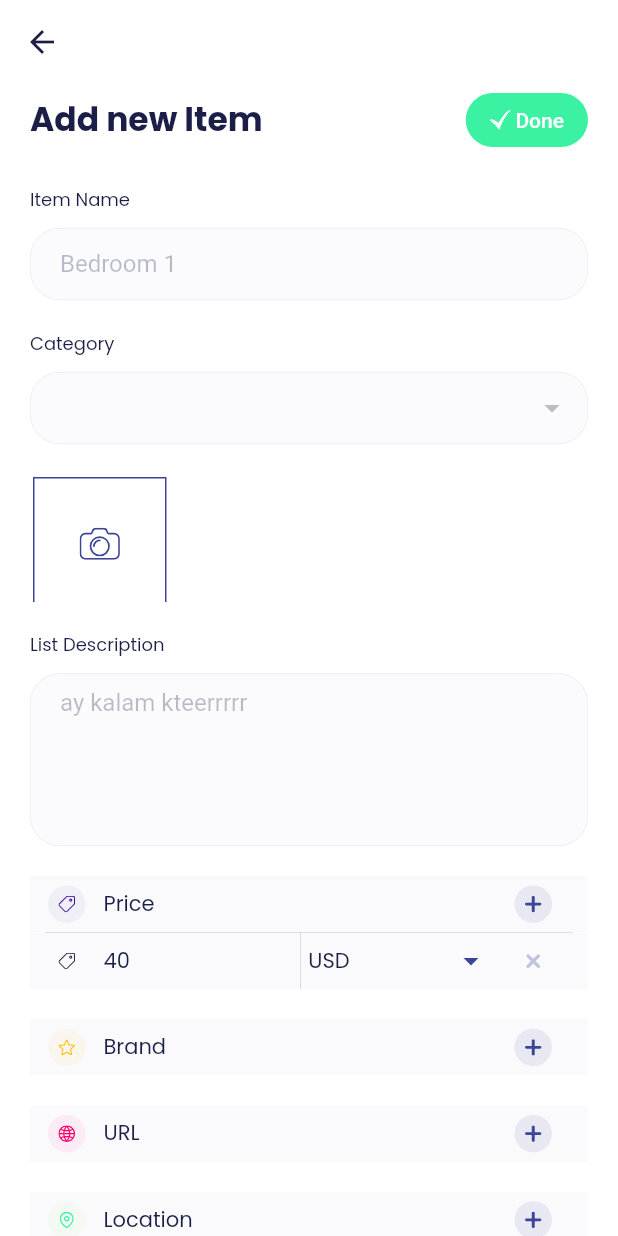
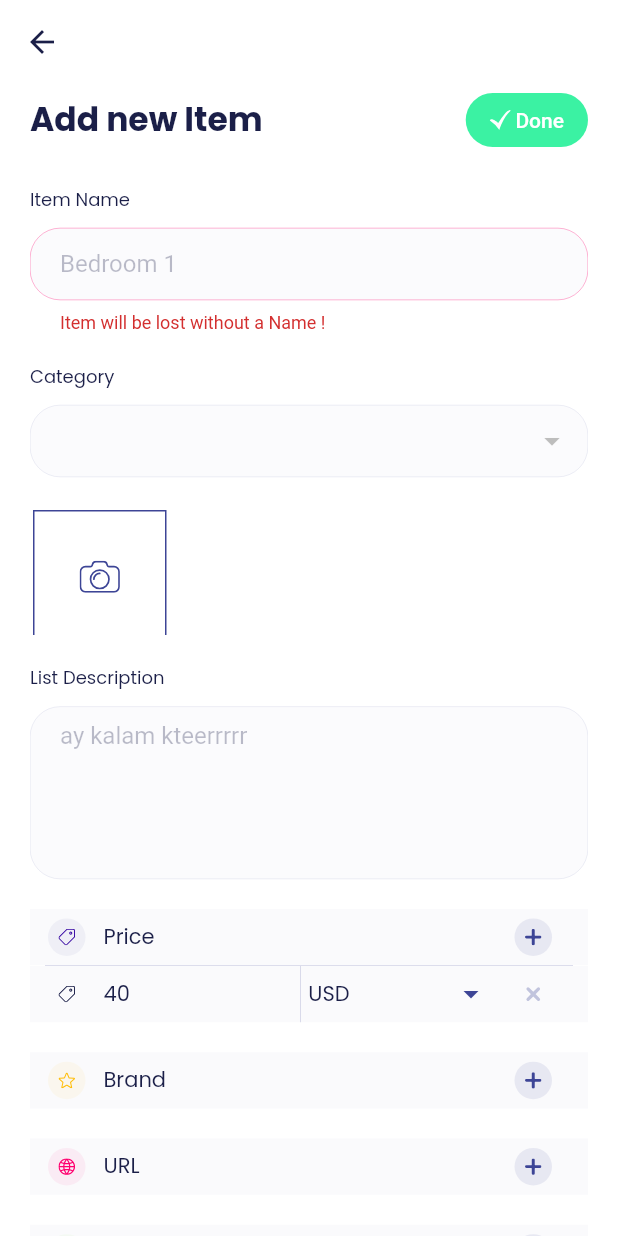
Before and after one commit to Mina-Nabil/shopanizer, a Flutter app: the AddNewItemScreen screen opened directly, after a tap on "Done", on a phone screen of 412 x 824 dp. Run offline on Flutter 3.47's test engine with Material 2 defaults, Android fonts, the phone set to English and light mode, and no system bars; our stand-ins replace cloud_firestore, firebase_core, flutter_spinkit, flutter_svg, image_picker; accounts and stored records are empty.

Commit message:
working add item validation

```diff
--- a/lib/main.dart
+++ b/lib/main.dart
@@ -10,6 +10,12 @@ void main() {
 }
 
 class MyApp extends StatefulWidget {
+  //Theme constant values
+
+  final double inputBorderFocuedWidth = 0.5;
+  final double inputBorderEnabledWidth = 0.2;
+
+
   @override
   _MyAppState createState() => _MyAppState();
 }
@@ -40,11 +46,19 @@ class _MyAppState extends State<MyApp> {
                 hintStyle: TextStyle(color: ShopColors.hintColor),
                 enabledBorder: OutlineInputBorder(
                   borderRadius: BorderRadius.circular(20),
-                  borderSide: BorderSide(width: 0.2, color: ShopColors.textFieldBorder, style: BorderStyle.solid),
+                  borderSide: BorderSide(width: widget.inputBorderEnabledWidth, color: ShopColors.textFieldBorder, style: BorderStyle.solid),
+                ),
+                errorBorder: OutlineInputBorder(
+                  borderRadius: BorderRadius.circular(20),
+                  borderSide: BorderSide(width: widget.inputBorderEnabledWidth, color: ShopColors.red, style: BorderStyle.solid),
+                ),
+                focusedErrorBorder: OutlineInputBorder(
+                  borderRadius: BorderRadius.circular(20),
+                  borderSide: BorderSide(width: widget.inputBorderFocuedWidth, color: ShopColors.red, style: BorderStyle.solid),
                 ),
                 focusedBorder: OutlineInputBorder(
                   borderRadius: BorderRadius.circular(20),
-                  borderSide: BorderSide(width: 0.5, color: ShopColors.textFieldBorder, style: BorderStyle.solid),
+                  borderSide: BorderSide(width: widget.inputBorderFocuedWidth, color: ShopColors.textFieldBorder, style: BorderStyle.solid),
                 ))),
         home: FutureBuilder(
             future: _initialization,
--- a/lib/screens/auth/login_screen.dart
+++ b/lib/screens/auth/login_screen.dart
@@ -1,6 +1,5 @@
 import 'package:flutter/material.dart';
 import 'package:shopanizer/shared/themes/shopanizer_theme.dart';
-import 'package:shopanizer/shared/widgets/textbox_with_label.dart';
 
 class LoginScreen extends StatefulWidget {
   @override
--- a/lib/screens/home/home_tab.dart
+++ b/lib/screens/home/home_tab.dart
@@ -5,7 +5,6 @@ import 'package:shopanizer/models/group.dart';
 import 'package:shopanizer/screens/home/group_list.dart';
 import 'package:shopanizer/screens/home/new_group_screen.dart';
 import 'package:shopanizer/screens/home/new_list_screen.dart';
-import 'package:shopanizer/services/DatabaseService.dart';
 import 'package:shopanizer/services/GroupsDBService.dart';
 import 'package:shopanizer/shared/paths.dart';
 import 'package:shopanizer/shared/themes/shopanizer_theme.dart';
--- a/lib/screens/home/main_screen.dart
+++ b/lib/screens/home/main_screen.dart
@@ -14,13 +14,10 @@ class MainScreen extends StatefulWidget {
 }
 
 class _MainScreenState extends State<MainScreen> with SingleTickerProviderStateMixin {
-
   //screen dimensions
   static const double navBarTopMargin = 2.0;
   static const double navBarIconSize = 20.0;
   static const double navBarHighlightCircleRadius = 5.0;
-
-
 
   int _selectedIndex = 0;
   late String _currentPage = HomeTab.screenName;
@@ -40,7 +37,9 @@ class _MainScreenState extends State<MainScreen> with SingleTickerProviderStateM
 
   @override
   Widget build(BuildContext context) {
-    return WillPopScope(
+    return GestureDetector(
+        onTap: () => FocusManager.instance.primaryFocus?.unfocus(),
+        child: WillPopScope(
             onWillPop: () async {
               final isFirstRouteInCurrentTab = !await _navigatorKeys[_currentPage]!.currentState!.maybePop();
               if (isFirstRouteInCurrentTab) {
@@ -133,7 +132,7 @@ class _MainScreenState extends State<MainScreen> with SingleTickerProviderStateM
                   ],
                 ),
               ),
-        ));
+            )));
   }
 
   void _selectTab(int index) {
--- a/lib/screens/items/add_item.dart
+++ b/lib/screens/items/add_item.dart
@@ -15,6 +15,14 @@ import 'package:shopanizer/shared/widgets/TextViews.dart';
 import 'package:shopanizer/shared/widgets/textbox_with_label.dart';
 
 class AddNewItemScreen extends StatefulWidget {
+  //form Limits
+  final int nameMinLength = 4;
+  final int nameMaxLength = 55;
+  final int imagesLimit = 8;
+
+  final int descMinLimit = 2;
+  final int descMaxLimit = 255;
+
   static final screenName = "AddNewItem";
 
   const AddNewItemScreen({Key? key}) : super(key: key);
@@ -29,22 +37,10 @@ class _AddNewItemScreenState extends State<AddNewItemScreen> {
   final double photoGridPadding = 2.0;
 
   //form controllers
+  GlobalKey<FormState> _formKey = new GlobalKey<FormState>();
   TextEditingController _itemNameController = new TextEditingController();
   TextEditingController _listDescriptionController = new TextEditingController();
-  List<DropdownMenuItem<int>> _categoryItems = [
-    DropdownMenuItem(
-      child: Text("HEEH"),
-      value: 1,
-    ),
-    DropdownMenuItem(
-      child: Text("HOOH"),
-      value: 2,
-    ),
-    DropdownMenuItem(
-      child: Text("YEEH"),
-      value: 3,
-    ),
-  ];
+
   List<TextEditingController> _priceEditingControllers = [new TextEditingController(text: "40")];
   Map<String, String> _priceUnits = {"EGP": "EGP", "USD": "USD"};
   List<ValueNotifier<String?>> _selectedPriceUnit = [new ValueNotifier("USD")];
@@ -57,14 +53,8 @@ class _AddNewItemScreenState extends State<AddNewItemScreen> {
 
   int _selectedCategory = 1;
 
-  DropdownMenuItem<int> mapCategoryCollectionToDropDownItems(Category c) {
-    return DropdownMenuItem(
-      child: Text(c.name),
-      value: c.value,
-    );
-  }
-
   submitForm() {
+    _formKey.currentState?.validate();
     print("Name: " + _itemNameController.text);
     print("Category: " + _selectedCategory.toString());
     print("Desc: " + _listDescriptionController.text);
@@ -81,15 +71,16 @@ class _AddNewItemScreenState extends State<AddNewItemScreen> {
       print(element.text);
     });
   }
+
 //bokra eshta3'al fel form validations w submitting to the BE
   @override
   Widget build(BuildContext context) {
-    return GestureDetector(
-        onTap: () => FocusManager.instance.primaryFocus?.unfocus(),
-        child: Scaffold(
+    return Scaffold(
       appBar: AppBar(),
       body: Padding(
         padding: EdgeInsets.symmetric(horizontal: ShopEdgeInsects.scaffoldPadding),
+        child: Form(
+          key: _formKey,
           child: SingleChildScrollView(
             child: Column(
               children: [
@@ -112,6 +103,7 @@ class _AddNewItemScreenState extends State<AddNewItemScreen> {
                   labelText: "Item Name",
                   placeHolder: "Bedroom 1",
                   controller: _itemNameController,
+                  validatorFunc: nameFieldValidator,
                 ),
                 FormSpacing(),
 
@@ -121,11 +113,10 @@ class _AddNewItemScreenState extends State<AddNewItemScreen> {
                     labelText: "Category",
                     placeHolder: "Furniture",
                     value: _selectedCategory,
-                      items: (items.data==null) ? [] : items.data!.map(mapCategoryCollectionToDropDownItems).toList(),
+                    items: (items.data == null) ? [] : items.data!.map(mapCategoryCollectionToDropDownItems).toList(),
                     onChangedCallback: (index) {
                       setState(() {
                         _selectedCategory = index;
-                          print(_selectedCategory);
                       });
                     },
                   ),
@@ -138,21 +129,7 @@ class _AddNewItemScreenState extends State<AddNewItemScreen> {
                     physics: NeverScrollableScrollPhysics(),
                     shrinkWrap: true,
                     crossAxisCount: 4,
-                      children: [
-                        Padding(
-                          padding: EdgeInsets.all(photoGridPadding),
-                          child: PhotoPicker.square(
-                              size: 80,
-                              onPhotoPicked: (xfile) {
-                                setState(() {
-                                  _itemImages.add(xfile);
-                                });
-                              }),
-                        )
-                      ]..addAll(_itemImages.map((e) => Padding(
-                            padding: EdgeInsets.all(photoGridPadding),
-                            child: ImageViewer.circular(image: Image.file(File(e.path)), radius: 12),
-                          ))),
+                    children: buildImagesList(),
                   ),
                 ),
 
@@ -162,6 +139,7 @@ class _AddNewItemScreenState extends State<AddNewItemScreen> {
                   labelText: "List Description",
                   placeHolder: "ay kalam kteerrrrr ",
                   controller: _listDescriptionController,
+                  validatorFunc: descFieldValidator,
                   maxLines: 5,
                 ),
 
@@ -255,7 +233,58 @@ class _AddNewItemScreenState extends State<AddNewItemScreen> {
             ),
           ),
         ),
+      ),
+    );
+  }
+
+//item builders
+
+  DropdownMenuItem<int> mapCategoryCollectionToDropDownItems(Category c) {
+    return DropdownMenuItem(
+      child: Text(c.name),
+      value: c.value,
+    );
+  }
+
+  List<Widget> buildImagesList() {
+    var imagesWidgetList = _itemImages.map((e) => Padding(
+          padding: EdgeInsets.all(photoGridPadding),
+          child: ImageViewer.circular(image: Image.file(File(e.path)), radius: 12),
         ));
+    List<Widget> ret = [];
+
+    if (_itemImages.length < widget.imagesLimit) {
+      ret.add(Padding(
+        padding: EdgeInsets.all(photoGridPadding),
+        child: PhotoPicker.square(
+            size: 80,
+            onPhotoPicked: (xfile) {
+              setState(() {
+                _itemImages.add(xfile);
+              });
+            }),
+      ));
+    }
+    ret.addAll(imagesWidgetList);
+
+    return ret;
+  }
+
+  //validators
+  String? nameFieldValidator(input) {
+    if (input == null || input.isEmpty) return "Item will be lost without a Name !";
+    if (input.length < widget.nameMinLength)
+      return "Very short Name :/ Please add " + (widget.nameMinLength - input.length).toString() + " characters";
+    if (input.length > widget.nameMaxLength)
+      return "Very long Name ! Please remove " + (input.length - widget.nameMaxLength).toString() + " characters";
+  }
+
+  String? descFieldValidator(input) {
+    if (input == null || input.isEmpty) return null;
+    if (input.length < widget.descMinLimit)
+      return "Very short Description :/ Please add " + (widget.descMinLimit - input.length).toString() + " characters";
+    if (input.length > widget.descMaxLimit)
+      return "Very long Description ! Please remove " + (input.length - widget.descMaxLimit).toString() + " characters";
   }
 }
 
--- a/lib/shared/widgets/textbox_with_label.dart
+++ b/lib/shared/widgets/textbox_with_label.dart
@@ -9,12 +9,14 @@ class TextBoxWithLabel extends StatelessWidget {
   final String _labelText;
   final String _placeHolder;
   final TextEditingController _controller;
+  final String? Function(String? input)? validatorFunc;
   final int maxLines;
 
   TextBoxWithLabel(
       {required String labelText,
       required String placeHolder,
       required TextEditingController controller,
+      this.validatorFunc,
       this.maxLines = 1})
       : this._labelText = labelText,
         this._controller = controller,
@@ -37,9 +39,10 @@ class TextBoxWithLabel extends StatelessWidget {
             height: labelSpacing,
             width: double.infinity,
           ),
-          TextField(
+          TextFormField(
             controller: _controller,
             maxLines: maxLines,
+            validator: validatorFunc,
             decoration: InputDecoration(
               border: InputBorder.none,
               hintText: _placeHolder,
--- a/pubspec.yaml
+++ b/pubspec.yaml
@@ -37,6 +37,7 @@ dependencies:
   firebase_auth: ^3.0.2
   cloud_firestore: ^2.5.0
   firebase_storage: ^10.0.2
+  validators: ^3.0.0
 
 dev_dependencies:
   flutter_test:
```
Also changed, not shown: pubspec.lock. Lines whose indentation alone changed are shown as unchanged.
